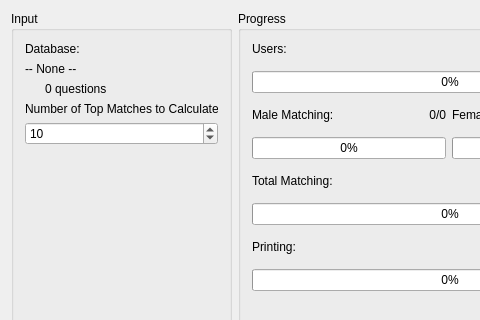
jasonpaulos/MatchMaker, file Qt_MatchMaker/MainWindow.ui: the form before one commit; both pictures show x 0 to 480 and y 0 to 320 of the 900 by 500 pixel window.
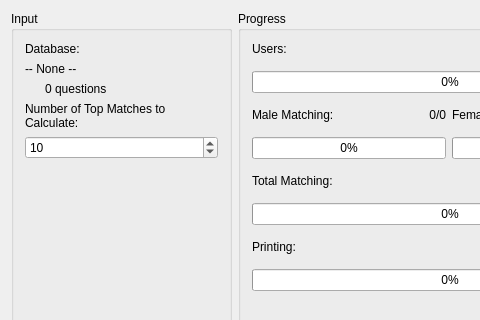
The form after the commit.

Commit message: Fixed word wrap bug on Mac

```diff
--- a/Qt_MatchMaker/MainWindow.ui
+++ b/Qt_MatchMaker/MainWindow.ui
@@ -92,6 +92,9 @@
          <property name="text">
           <string>Number of Top Matches to Calculate:</string>
          </property>
+         <property name="wordWrap">
+          <bool>true</bool>
+         </property>
         </widget>
        </item>
        <item row="6" column="0">
```
